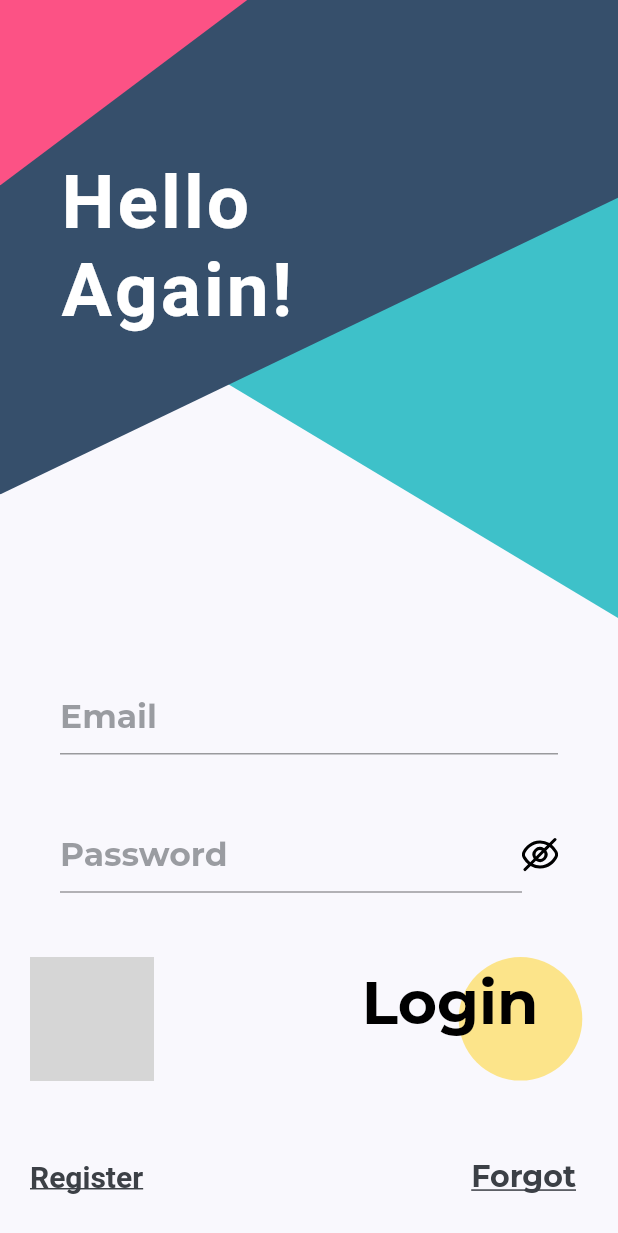
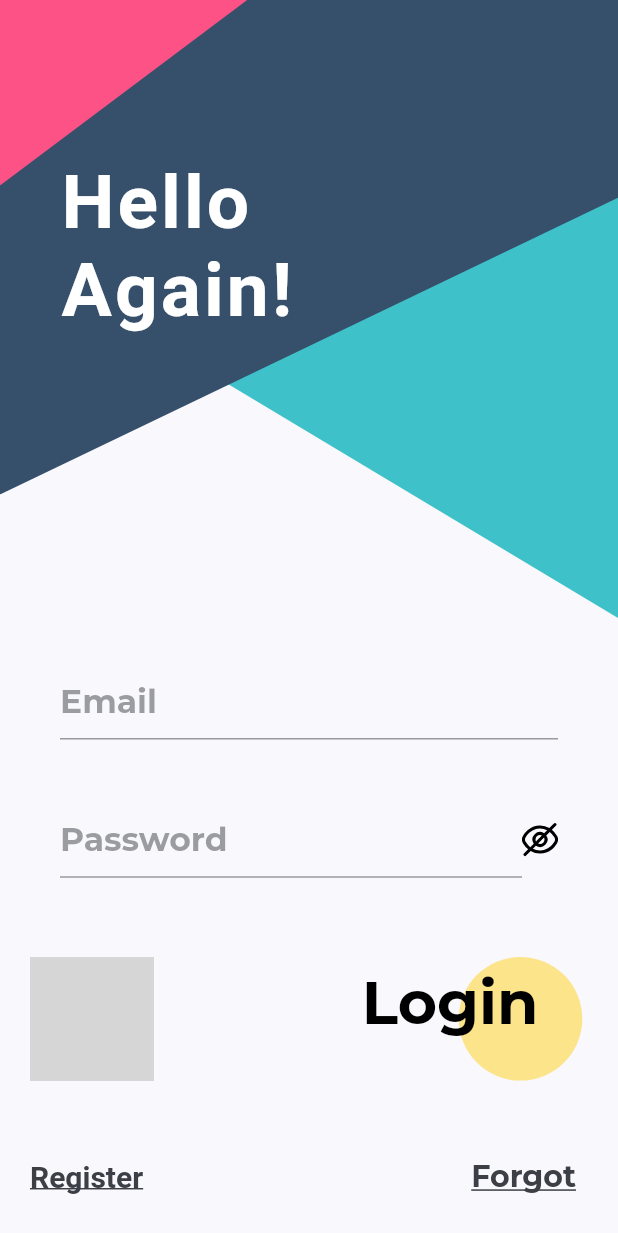
Before and after one commit to JordanMarcelino/flutter_simple_app, a Flutter app: the screen it shows after launch, on a phone screen of 412 x 824 dp. Shown: the top 1233 px of the screen. Run offline on Flutter 3.47's test engine with Material 2 defaults, Android fonts, the phone set to English and light mode, and no system bars; drawn by our look-alikes of lottie; our stand-ins replace animated_splash_screen, bloc, cloud_firestore, firebase_auth, firebase_core, flutter_bloc and 7 more; accounts and stored records are empty; network calls fail; grey boxes are pictures that could not be loaded.

Commit message:
fixing overflow

```diff
--- a/lib/views/register/components/email_password.dart
+++ b/lib/views/register/components/email_password.dart
@@ -28,7 +28,7 @@ class _EmailAndPasswordState extends State<EmailAndPassword> {
       margin: const EdgeInsets.only(top: kDefaultPadding),
       padding: const EdgeInsets.symmetric(horizontal: kDefaultPadding + 20),
       child: Padding(
-        padding: const EdgeInsets.symmetric(vertical: kDefaultPadding),
+        padding: const EdgeInsets.symmetric(vertical: kDefaultPadding - 10),
         child: Column(
           children: [
             TextField(
```
Also changed, not shown: lib/views/register/components/sign_up_account.dart (+5 -6 lines).
